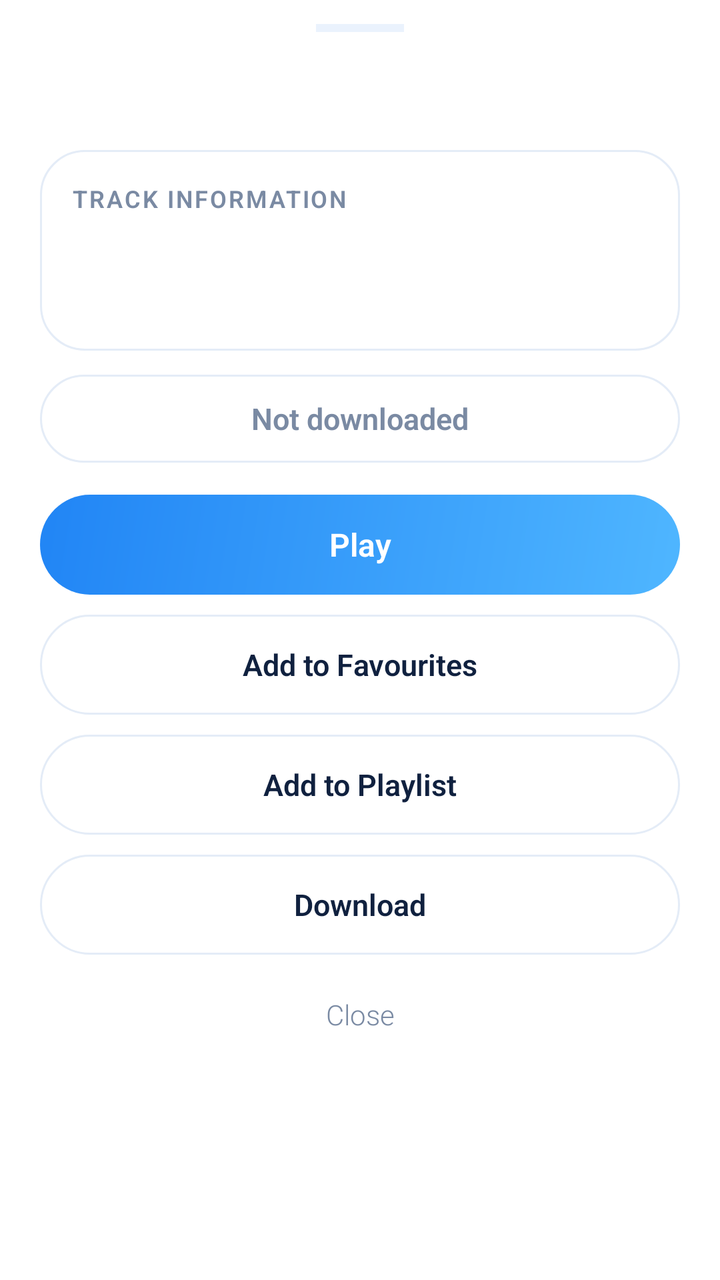
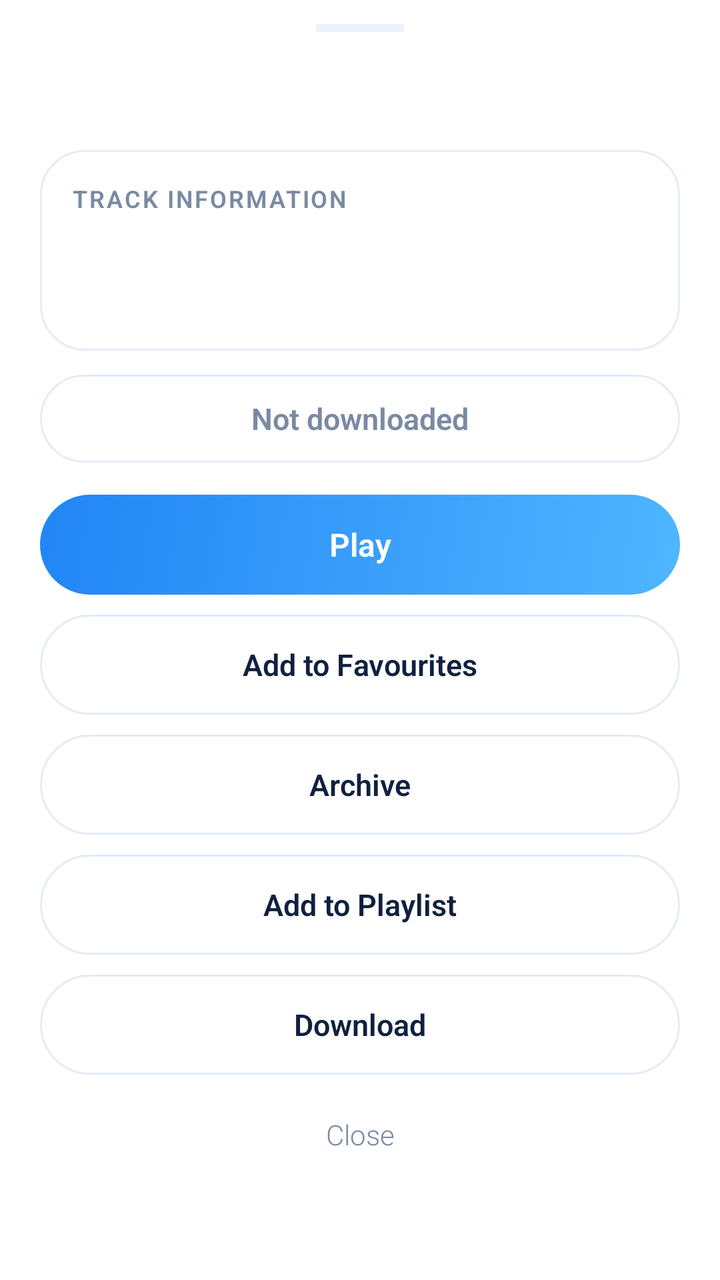

Compare the two renders of this Android layout. The source of the first and the diff that turns it into the second are given below.
<!-- AndroidManifest.xml: application theme Theme.BhajanApp -->
<!-- res/layout/dialog_track_options.xml -->
<?xml version="1.0" encoding="utf-8"?>
<LinearLayout xmlns:android="http://schemas.android.com/apk/res/android"
    android:layout_width="match_parent"
    android:layout_height="wrap_content"
    android:background="@drawable/bg_bottom_sheet"
    android:orientation="vertical"
    android:paddingHorizontal="20dp"
    android:paddingBottom="16dp">

    <View
        android:layout_width="44dp"
        android:layout_height="4dp"
        android:layout_gravity="center_horizontal"
        android:layout_marginTop="12dp"
        android:background="@color/muted" />

    <TextView
        android:id="@+id/sheet_title"
        android:layout_width="match_parent"
        android:layout_height="wrap_content"
        android:layout_marginTop="16dp"
        android:ellipsize="end"
        android:maxLines="2"
        android:textColor="@color/text_primary"
        android:textSize="20sp"
        android:textStyle="bold" />

    <LinearLayout
        android:layout_width="match_parent"
        android:layout_height="wrap_content"
        android:layout_marginTop="16dp"
        android:background="@drawable/bg_card"
        android:orientation="vertical"
        android:padding="16dp">

        <TextView
            android:layout_width="match_parent"
            android:layout_height="wrap_content"
            android:letterSpacing="0.08"
            android:text="TRACK INFORMATION"
            android:textColor="@color/text_secondary"
            android:textSize="12sp"
            android:textStyle="bold" />

        <TextView
            android:id="@+id/sheet_duration"
            android:layout_width="match_parent"
            android:layout_height="wrap_content"
            android:layout_marginTop="10dp"
            android:textColor="@color/text_primary"
            android:textSize="15sp"
            android:textStyle="bold" />

        <TextView
            android:id="@+id/sheet_source"
            android:layout_width="match_parent"
            android:layout_height="wrap_content"
            android:layout_marginTop="4dp"
            android:textColor="@color/text_secondary"
            android:textSize="13sp" />
    </LinearLayout>

    <TextView
        android:id="@+id/sheet_status"
        android:layout_width="match_parent"
        android:layout_height="44dp"
        android:layout_marginTop="12dp"
        android:background="@drawable/bg_pill"
        android:gravity="center"
        android:text="Not downloaded"
        android:textColor="@color/text_secondary"
        android:textSize="15sp"
        android:textStyle="bold" />

    <TextView
        android:id="@+id/sheet_play"
        android:layout_width="match_parent"
        android:layout_height="50dp"
        android:layout_marginTop="16dp"
        android:background="@drawable/bg_button_accent"
        android:gravity="center"
        android:text="Play"
        android:textColor="@color/on_accent"
        android:textSize="16sp"
        android:textStyle="bold" />

    <TextView
        android:id="@+id/sheet_fav"
        android:layout_width="match_parent"
        android:layout_height="50dp"
        android:layout_marginTop="10dp"
        android:background="@drawable/bg_pill"
        android:gravity="center"
        android:text="Add to Favourites"
        android:textColor="@color/text_primary"
        android:textSize="15sp"
        android:textStyle="bold" />

    <TextView
        android:id="@+id/sheet_playlist"
        android:layout_width="match_parent"
        android:layout_height="50dp"
        android:layout_marginTop="10dp"
        android:background="@drawable/bg_pill"
        android:gravity="center"
        android:text="Add to Playlist"
        android:textColor="@color/text_primary"
        android:textSize="15sp"
        android:textStyle="bold" />

    <TextView
        android:id="@+id/sheet_download"
        android:layout_width="match_parent"
        android:layout_height="50dp"
        android:layout_marginTop="10dp"
        android:background="@drawable/bg_pill"
        android:gravity="center"
        android:text="Download"
        android:textColor="@color/text_primary"
        android:textSize="15sp"
        android:textStyle="bold" />

    <TextView
        android:id="@+id/sheet_remove_playlist"
        android:layout_width="match_parent"
        android:layout_height="50dp"
        android:layout_marginTop="10dp"
        android:background="@drawable/bg_pill"
        android:gravity="center"
        android:text="Remove from this Playlist"
        android:textColor="@color/red"
        android:textSize="15sp"
        android:textStyle="bold"
        android:visibility="gone" />

    <TextView
        android:id="@+id/sheet_close"
        android:layout_width="match_parent"
        android:layout_height="44dp"
        android:layout_marginTop="8dp"
        android:gravity="center"
        android:text="Close"
        android:textColor="@color/text_secondary"
        android:textSize="14sp" />

</LinearLayout>
<!-- resources referenced by this layout -->
<resources>
  <color name="muted">#EAF2FD</color>
  <color name="on_accent">#FFFFFF</color>
  <color name="red">#E5484D</color>
  <color name="text_primary">#10213F</color>
  <color name="text_secondary">#7A8AA3</color>
  <!-- drawable bg_bottom_sheet (drawable) -->
  <?xml version="1.0" encoding="utf-8"?>
  <shape xmlns:android="http://schemas.android.com/apk/res/android"
      android:shape="rectangle">
      <solid android:color="@color/card" />
      <corners
          android:topLeftRadius="24dp"
          android:topRightRadius="24dp" />
  </shape>
  <!-- drawable bg_button_accent (drawable) -->
  <?xml version="1.0" encoding="utf-8"?>
  <shape xmlns:android="http://schemas.android.com/apk/res/android" android:shape="rectangle">
      <gradient
          android:angle="315"
          android:endColor="@color/accent_light"
          android:startColor="@color/accent"
          android:type="linear" />
      <corners android:radius="26dp" />
  </shape>
  <!-- drawable bg_card (drawable) -->
  <?xml version="1.0" encoding="utf-8"?>
  <shape xmlns:android="http://schemas.android.com/apk/res/android" android:shape="rectangle">
      <solid android:color="@color/card" />
      <corners android:radius="22dp" />
      <stroke android:width="1dp" android:color="@color/card_border" />
  </shape>
  <!-- drawable bg_pill (drawable) -->
  <?xml version="1.0" encoding="utf-8"?>
  <shape xmlns:android="http://schemas.android.com/apk/res/android" android:shape="rectangle">
      <solid android:color="@color/card" />
      <corners android:radius="26dp" />
      <stroke android:width="1dp" android:color="@color/card_border" />
  </shape>
  <style name="Theme.BhajanApp" parent="Theme.MaterialComponents.DayNight.NoActionBar">
          <item name="colorPrimary">@color/accent</item>
          <item name="android:statusBarColor">@color/bg</item>
          <item name="android:windowLightStatusBar">true</item>
          <item name="android:fontFamily">sans-serif-light</item>
          <item name="fontFamily">sans-serif-light</item>
      </style>
  <color name="card">#FFFFFF</color>
  <color name="accent_light">#4FB6FF</color>
  <color name="accent">#2185F5</color>
  <color name="card_border">#E4ECF7</color>
  <color name="bg">#F4F8FE</color>
</resources>

<!-- the commit's change to res/layout/dialog_track_options.xml (unified diff, before → after) -->
@@ -1,4 +1,3 @@
-<?xml version="1.0" encoding="utf-8"?>
 <LinearLayout xmlns:android="http://schemas.android.com/apk/res/android"
     android:layout_width="match_parent"
     android:layout_height="wrap_content"
@@ -97,6 +96,18 @@
         android:textStyle="bold" />
 
     <TextView
+        android:id="@+id/sheet_archive"
+        android:layout_width="match_parent"
+        android:layout_height="50dp"
+        android:layout_marginTop="10dp"
+        android:background="@drawable/bg_pill"
+        android:gravity="center"
+        android:text="Archive"
+        android:textColor="@color/text_primary"
+        android:textSize="15sp"
+        android:textStyle="bold" />
+
+    <TextView
         android:id="@+id/sheet_playlist"
         android:layout_width="match_parent"
         android:layout_height="50dp"
@@ -121,6 +132,19 @@
         android:textStyle="bold" />
 
     <TextView
+        android:id="@+id/sheet_remove_recent"
+        android:layout_width="match_parent"
+        android:layout_height="50dp"
+        android:layout_marginTop="10dp"
+        android:background="@drawable/bg_pill"
+        android:gravity="center"
+        android:text="Remove from Recent"
+        android:textColor="@color/red"
+        android:textSize="15sp"
+        android:textStyle="bold"
+        android:visibility="gone" />
+
+    <TextView
         android:id="@+id/sheet_remove_playlist"
         android:layout_width="match_parent"
         android:layout_height="50dp"
@@ -142,5 +166,4 @@
         android:text="Close"
         android:textColor="@color/text_secondary"
         android:textSize="14sp" />
-
 </LinearLayout>
